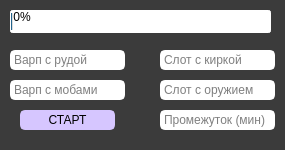
This is mainwindow.ui in cristalixmodded/autofarm as Qt 5 draws it before an edit. The edited form follows.
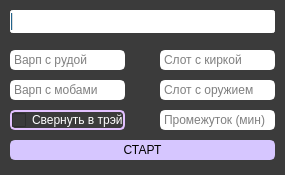
This is the edited form.

What changed in the file:
```diff
--- a/mainwindow.ui
+++ b/mainwindow.ui
@@ -7,7 +7,7 @@
     <x>0</x>
     <y>0</y>
     <width>285</width>
-    <height>150</height>
+    <height>175</height>
    </rect>
   </property>
   <property name="minimumSize">
@@ -146,9 +146,9 @@
     </property>
     <property name="geometry">
      <rect>
-      <x>20</x>
-      <y>110</y>
-      <width>95</width>
+      <x>10</x>
+      <y>140</y>
+      <width>265</width>
       <height>20</height>
      </rect>
     </property>
@@ -161,6 +161,9 @@
      <string>СТАРТ</string>
     </property>
     <property name="checkable">
+     <bool>true</bool>
+    </property>
+    <property name="autoRepeat">
      <bool>false</bool>
     </property>
     <property name="autoDefault">
@@ -178,7 +181,7 @@
      <rect>
       <x>10</x>
       <y>10</y>
-      <width>261</width>
+      <width>265</width>
       <height>23</height>
      </rect>
     </property>
@@ -192,6 +195,9 @@
     <property name="value">
      <number>0</number>
     </property>
+    <property name="textVisible">
+     <bool>false</bool>
+    </property>
     <property name="format">
      <string> %p%</string>
     </property>
@@ -217,6 +223,26 @@
      <string>Промежуток (мин)</string>
     </property>
    </widget>
+   <widget class="QCheckBox" name="trayCheckBox">
+    <property name="geometry">
+     <rect>
+      <x>10</x>
+      <y>110</y>
+      <width>115</width>
+      <height>20</height>
+     </rect>
+    </property>
+    <property name="styleSheet">
+     <string notr="true">border-radius: 5px;
+border: 2px solid rgb(226, 193, 255); 
+color: rgb(255, 255, 255);
+font: 75 8pt &quot;MS Shell Dlg 2&quot;;
+</string>
+    </property>
+    <property name="text">
+     <string>Свернуть в трэй</string>
+    </property>
+   </widget>
   </widget>
  </widget>
  <resources/>
```
